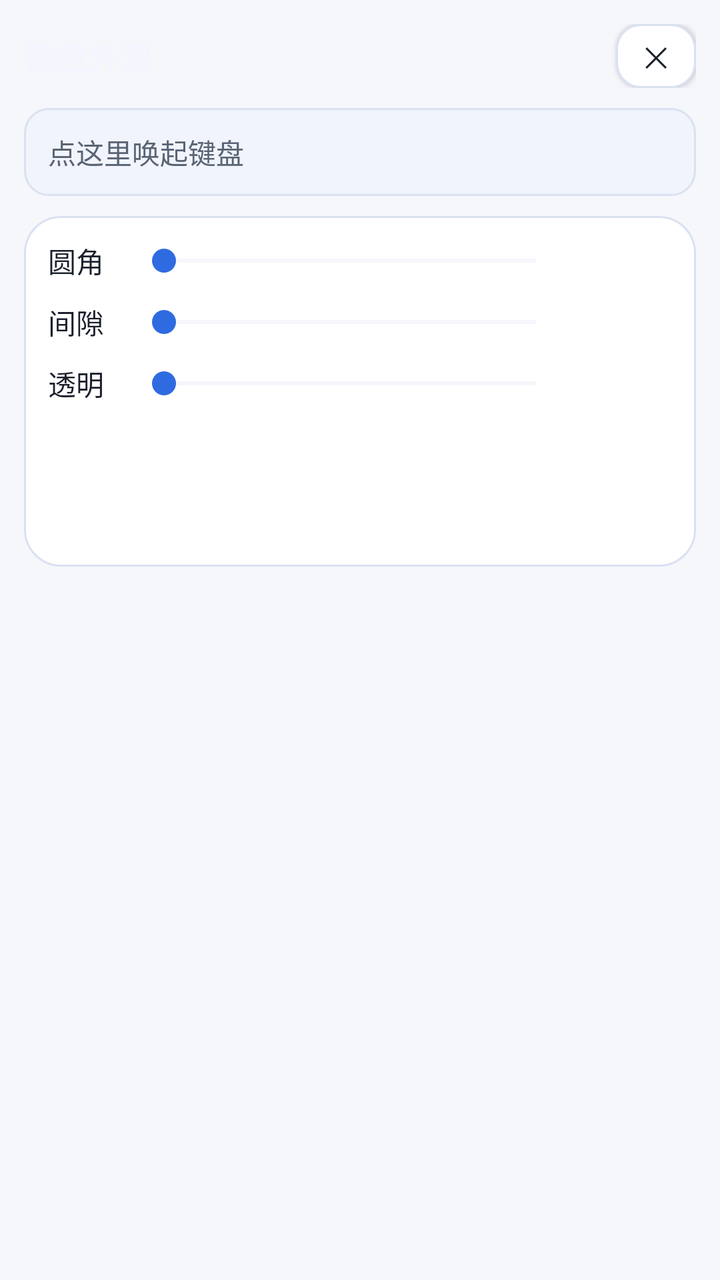
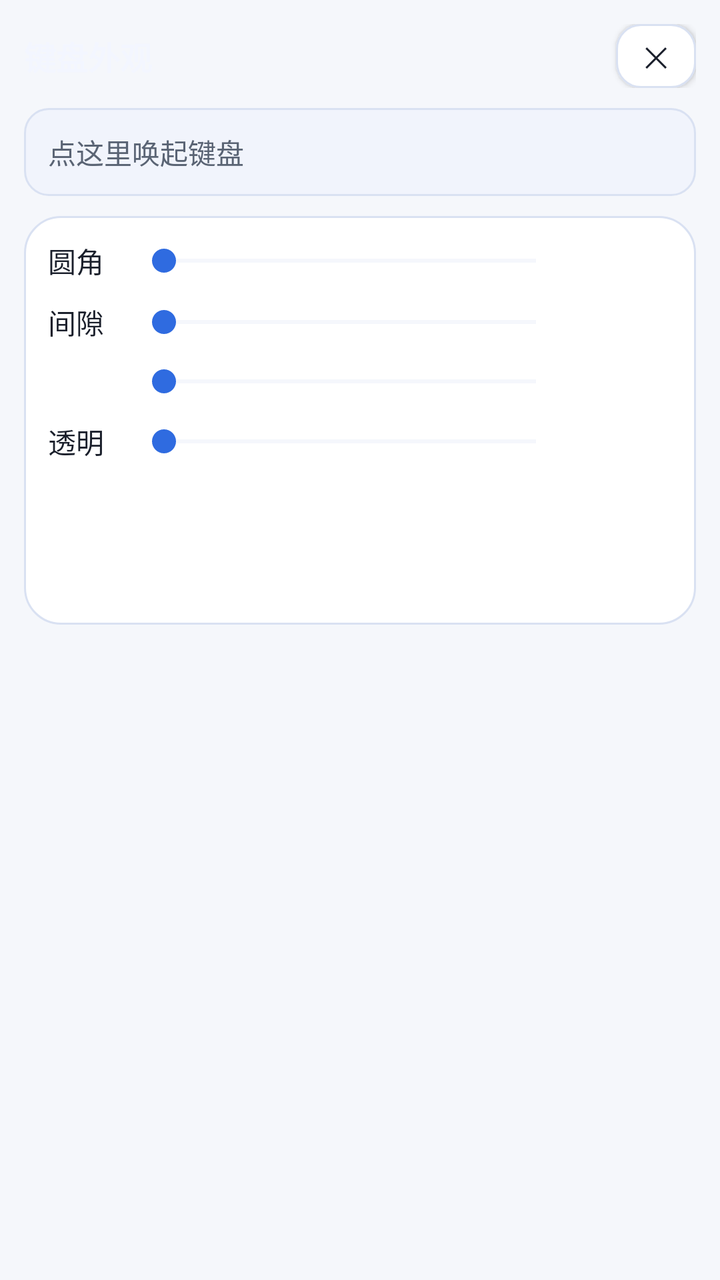

An Android layout rendered at two revisions. The XML below is the earlier revision; the diff shows what the commit changed to produce the second picture.
<!-- AndroidManifest.xml: application theme AppTheme -->
<!-- res/layout/activity_key_appearance.xml -->
<?xml version="1.0" encoding="utf-8"?>
<ScrollView xmlns:android="http://schemas.android.com/apk/res/android"
    android:layout_width="match_parent"
    android:layout_height="match_parent"
    android:fitsSystemWindows="true"
    android:overScrollMode="never">

    <LinearLayout
        android:layout_width="match_parent"
        android:layout_height="wrap_content"
        android:orientation="vertical"
        android:padding="12dp">

        <LinearLayout
            android:layout_width="match_parent"
            android:layout_height="wrap_content"
            android:gravity="center_vertical"
            android:orientation="horizontal">

            <TextView
                android:layout_width="0dp"
                android:layout_height="wrap_content"
                android:layout_weight="1"
                android:text="@string/key_appearance_title"
                android:textColor="@color/key_appearance_fg"
                android:textSize="16sp"
                android:textStyle="bold" />

            <Button
                android:id="@+id/btn_key_appearance_close"
                style="@style/SettingsButton"
                android:layout_width="40dp"
                android:layout_height="32dp"
                android:minWidth="0dp"
                android:paddingStart="0dp"
                android:paddingEnd="0dp"
                android:text="@string/symbol_order_close"
                android:textSize="14sp" />
        </LinearLayout>

        
        <EditText
            android:layout_width="match_parent"
            android:layout_height="44dp"
            android:layout_marginTop="10dp"
            android:layout_marginBottom="10dp"
            android:background="@drawable/field_aurora"
            android:hint="@string/settings_ime_test_hint"
            android:importantForAutofill="no"
            android:imeOptions="actionDone"
            android:inputType="text"
            android:maxLines="1"
            android:paddingStart="12dp"
            android:paddingEnd="12dp"
            android:textColor="@color/text_primary"
            android:textColorHint="@color/text_secondary"
            android:textSize="14sp" />

        <LinearLayout
            android:layout_width="match_parent"
            android:layout_height="wrap_content"
            android:background="@drawable/card_aurora"
            android:orientation="vertical"
            android:padding="12dp">

            
            <LinearLayout
                android:layout_width="match_parent"
                android:layout_height="wrap_content"
                android:gravity="center_vertical"
                android:orientation="horizontal">

                <TextView
                    android:layout_width="wrap_content"
                    android:layout_height="wrap_content"
                    android:minWidth="32dp"
                    android:text="@string/key_corner_title"
                    android:textColor="@color/text_primary"
                    android:textSize="14sp" />

                <SeekBar
                    android:id="@+id/seek_key_corner"
                    android:layout_width="0dp"
                    android:layout_height="wrap_content"
                    android:layout_marginStart="10dp"
                    android:layout_weight="1"
                    android:progressBackgroundTint="@color/card_stroke"
                    android:progressTint="@color/accent"
                    android:thumbTint="@color/accent" />

                <TextView
                    android:id="@+id/text_key_corner"
                    android:layout_width="wrap_content"
                    android:layout_height="wrap_content"
                    android:gravity="end"
                    android:minWidth="52dp"
                    android:textColor="@color/accent"
                    android:textSize="13sp" />
            </LinearLayout>

            
            <LinearLayout
                android:layout_width="match_parent"
                android:layout_height="wrap_content"
                android:layout_marginTop="10dp"
                android:gravity="center_vertical"
                android:orientation="horizontal">

                <TextView
                    android:layout_width="wrap_content"
                    android:layout_height="wrap_content"
                    android:minWidth="32dp"
                    android:text="@string/key_gap_title"
                    android:textColor="@color/text_primary"
                    android:textSize="14sp" />

                <SeekBar
                    android:id="@+id/seek_key_gap"
                    android:layout_width="0dp"
                    android:layout_height="wrap_content"
                    android:layout_marginStart="10dp"
                    android:layout_weight="1"
                    android:progressBackgroundTint="@color/card_stroke"
                    android:progressTint="@color/accent"
                    android:thumbTint="@color/accent" />

                <TextView
                    android:id="@+id/text_key_gap"
                    android:layout_width="wrap_content"
                    android:layout_height="wrap_content"
                    android:gravity="end"
                    android:minWidth="52dp"
                    android:textColor="@color/accent"
                    android:textSize="13sp" />
            </LinearLayout>

            
            <LinearLayout
                android:layout_width="match_parent"
                android:layout_height="wrap_content"
                android:layout_marginTop="10dp"
                android:gravity="center_vertical"
                android:orientation="horizontal">

                <TextView
                    android:layout_width="wrap_content"
                    android:layout_height="wrap_content"
                    android:minWidth="32dp"
                    android:text="@string/key_transparency_title"
                    android:textColor="@color/text_primary"
                    android:textSize="14sp" />

                <SeekBar
                    android:id="@+id/seek_key_transparency"
                    android:layout_width="0dp"
                    android:layout_height="wrap_content"
                    android:layout_marginStart="10dp"
                    android:layout_weight="1"
                    android:progressBackgroundTint="@color/card_stroke"
                    android:progressTint="@color/accent"
                    android:thumbTint="@color/accent" />

                <TextView
                    android:id="@+id/text_key_transparency"
                    android:layout_width="wrap_content"
                    android:layout_height="wrap_content"
                    android:gravity="end"
                    android:minWidth="52dp"
                    android:textColor="@color/accent"
                    android:textSize="13sp" />
            </LinearLayout>

            
            <TextView
                android:id="@+id/text_skin_light_title"
                android:layout_width="match_parent"
                android:layout_height="wrap_content"
                android:layout_marginTop="12dp"
                android:autoSizeMaxTextSize="13sp"
                android:autoSizeMinTextSize="9sp"
                android:autoSizeTextType="uniform"
                android:maxLines="1"
                android:textColor="@color/text_primary"
                android:textSize="13sp" />

            <LinearLayout
                android:id="@+id/skin_row_light"
                android:layout_width="match_parent"
                android:layout_height="wrap_content"
                android:layout_marginTop="6dp"
                android:orientation="vertical" />

            <TextView
                android:id="@+id/text_skin_dark_title"
                android:layout_width="match_parent"
                android:layout_height="wrap_content"
                android:layout_marginTop="10dp"
                android:autoSizeMaxTextSize="13sp"
                android:autoSizeMinTextSize="9sp"
                android:autoSizeTextType="uniform"
                android:maxLines="1"
                android:textColor="@color/text_primary"
                android:textSize="13sp" />

            <LinearLayout
                android:id="@+id/skin_row_dark"
                android:layout_width="match_parent"
                android:layout_height="wrap_content"
                android:layout_marginTop="6dp"
                android:orientation="vertical" />

        </LinearLayout>
    </LinearLayout>
</ScrollView>
<!-- resources referenced by this layout -->
<resources>
  <color name="accent">#2F6BE0</color>
  <color name="card_stroke">#D9E1F2</color>
  <color name="key_appearance_fg">#F3F6FF</color>
  <color name="text_primary">#1A1F2B</color>
  <color name="text_secondary">#5A6474</color>
  <!-- drawable card_aurora (drawable) -->
  <?xml version="1.0" encoding="utf-8"?>
  <shape xmlns:android="http://schemas.android.com/apk/res/android"
      android:shape="rectangle">
      <solid android:color="@color/card_bg" />
      <corners android:radius="18dp" />
      <stroke
          android:width="1dp"
          android:color="@color/card_stroke" />
  </shape>
  <!-- drawable field_aurora (drawable) -->
  <?xml version="1.0" encoding="utf-8"?>
  <selector xmlns:android="http://schemas.android.com/apk/res/android">
      <item android:state_focused="true">
          <shape android:shape="rectangle">
              <solid android:color="@color/field_bg" />
              <corners android:radius="12dp" />
              <stroke
                  android:width="1.5dp"
                  android:color="@color/aurora_cyan" />
          </shape>
      </item>
      <item>
          <shape android:shape="rectangle">
              <solid android:color="@color/field_bg" />
              <corners android:radius="12dp" />
              <stroke
                  android:width="1dp"
                  android:color="@color/card_stroke" />
          </shape>
      </item>
  </selector>
  <string name="key_appearance_title">键盘外观</string>
  <string name="key_corner_title">圆角</string>
  <string name="key_gap_title">间隙</string>
  <string name="key_transparency_title">透明</string>
  <string name="settings_ime_test_hint">点这里唤起键盘</string>
  <string name="symbol_order_close">✕</string>
  <style name="SettingsButton">
          <item name="android:layout_width">match_parent</item>
          <item name="android:layout_height">44dp</item>
          <item name="android:background">@drawable/btn_aurora_secondary</item>
          <item name="android:textColor">@color/text_primary</item>
          <item name="android:textSize">13sp</item>
          <item name="android:gravity">center</item>
      </style>
  <color name="card_bg">#FFFFFF</color>
  <color name="field_bg">#F1F4FC</color>
  <color name="aurora_cyan">#0A7A90</color>
  <!-- drawable btn_aurora_secondary (drawable) -->
  <?xml version="1.0" encoding="utf-8"?>
  <ripple xmlns:android="http://schemas.android.com/apk/res/android"
      android:color="@color/ripple_on_surface">
      <item>
          <shape android:shape="rectangle">
              <solid android:color="@color/btn_secondary_bg" />
              <corners android:radius="12dp" />
              <stroke
                  android:width="1dp"
                  android:color="@color/card_stroke" />
          </shape>
      </item>
  </ripple>
  <color name="app_bg">#F5F7FB</color>
  <color name="nav_bar">#1A1F2B</color>
  <style name="AppDialogTheme" parent="@android:style/Theme.Material.Light.Dialog.Alert">
          <item name="android:colorAccent">@color/accent</item>
          <item name="android:colorBackground">@color/app_bg</item>
          <item name="android:textColorPrimary">@color/text_primary</item>
          <item name="android:textColorSecondary">@color/text_secondary</item>
      </style>
  <color name="ripple_on_surface">#1A000000</color>
  <color name="btn_secondary_bg">#FFFFFF</color>
  <!-- unchanged entries left out for length: 1 -->
</resources>

<!-- the commit's change to res/layout/activity_key_appearance.xml (unified diff, before → after) -->
@@ -27,8 +27,8 @@
                 android:textStyle="bold" />
 
             <Button
+                style="@style/SettingsButton"
                 android:id="@+id/btn_key_appearance_close"
-                style="@style/SettingsButton"
                 android:layout_width="40dp"
                 android:layout_height="32dp"
                 android:minWidth="0dp"
@@ -143,6 +143,42 @@
                 android:orientation="horizontal">
 
                 <TextView
+                    android:id="@+id/label_candidate_spacing"
+                    android:layout_width="wrap_content"
+                    android:layout_height="wrap_content"
+                    android:minWidth="32dp"
+                    android:textColor="@color/text_primary"
+                    android:textSize="14sp" />
+
+                <SeekBar
+                    android:id="@+id/seek_candidate_spacing"
+                    android:layout_width="0dp"
+                    android:layout_height="wrap_content"
+                    android:layout_marginStart="10dp"
+                    android:layout_weight="1"
+                    android:progressBackgroundTint="@color/card_stroke"
+                    android:progressTint="@color/accent"
+                    android:thumbTint="@color/accent" />
+
+                <TextView
+                    android:id="@+id/text_candidate_spacing"
+                    android:layout_width="wrap_content"
+                    android:layout_height="wrap_content"
+                    android:gravity="end"
+                    android:minWidth="52dp"
+                    android:textColor="@color/accent"
+                    android:textSize="13sp" />
+            </LinearLayout>
+
+            
+            <LinearLayout
+                android:layout_width="match_parent"
+                android:layout_height="wrap_content"
+                android:layout_marginTop="10dp"
+                android:gravity="center_vertical"
+                android:orientation="horizontal">
+
+                <TextView
                     android:layout_width="wrap_content"
                     android:layout_height="wrap_content"
                     android:minWidth="32dp"
<!-- resource entries referenced after the edit -->
@@ -45,7 +45,7 @@
   <string name="symbol_order_close">✕</string>
   <style name="SettingsButton">
           <item name="android:layout_width">match_parent</item>
-          <item name="android:layout_height">44dp</item>
+          <item name="android:layout_height">40dp</item>
           <item name="android:background">@drawable/btn_aurora_secondary</item>
           <item name="android:textColor">@color/text_primary</item>
           <item name="android:textSize">13sp</item>
